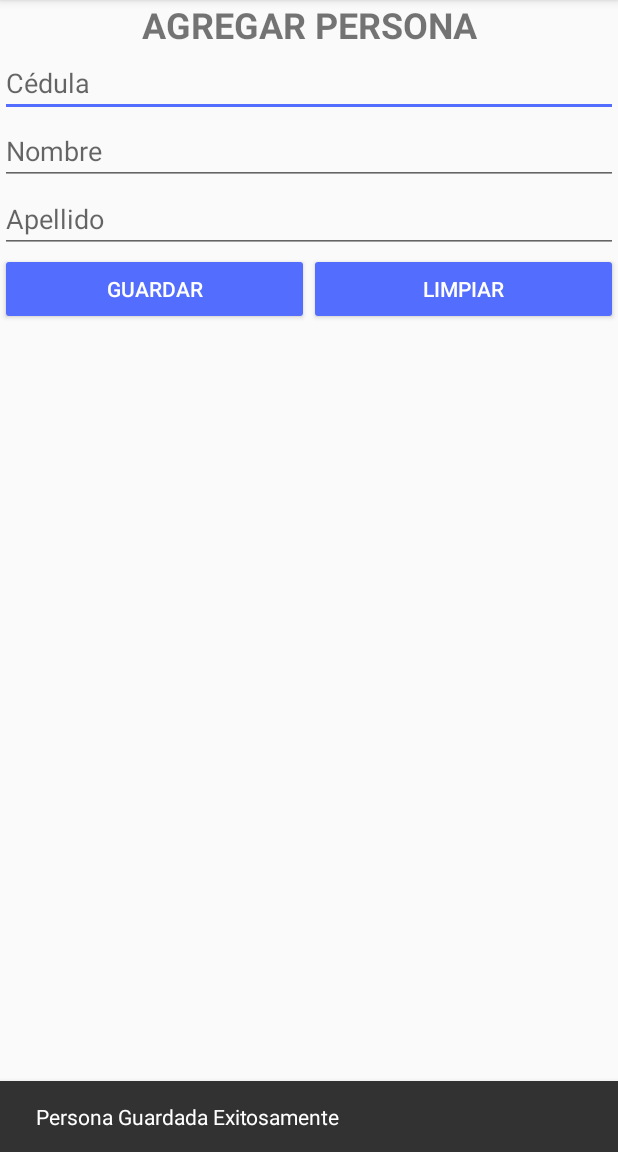
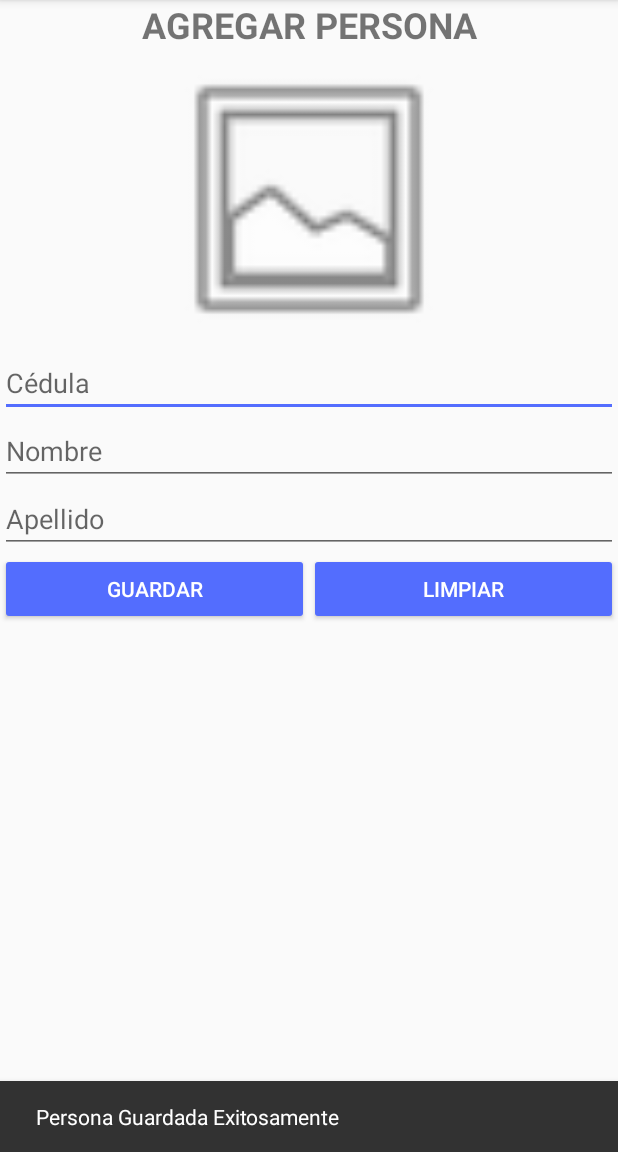
Before and after one commit to arevalojosealfredo/personas_material_unimagdalena, an Android app: the AgregarPersona screen opened directly, with no data from a screen before it, after a tap on "GUARDAR", on a phone screen of 412 x 824 dp, the part 84-1236 px from its top. Run offline under Robolectric (Android 15) with nearby library versions, the phone set to English and light mode, and no system bars; our stand-ins replace Firebase (no records; nobody signed in at launch, a user with empty details on screens opened directly).

Commit message:
aplicación funcional terminada

```diff
--- a/app/src/main/java/com/example/personas_material/AgregarPersona.java
+++ b/app/src/main/java/com/example/personas_material/AgregarPersona.java
@@ -9,6 +9,7 @@ import android.os.Bundle;
 import android.view.View;
 import android.view.inputmethod.InputMethodManager;
 import android.widget.EditText;
+import android.widget.ImageView;
 
 import com.google.android.material.snackbar.Snackbar;
 import com.google.firebase.storage.FirebaseStorage;
@@ -22,6 +23,8 @@ public class AgregarPersona extends AppCompatActivity {
     private ArrayList<Integer> fotos;
     private EditText cedula, nombre, apellido;
     private StorageReference storageReference;
+    private Uri uri;
+    private ImageView foto;
 
     @Override
     protected void onCreate(Bundle savedInstanceState) {
@@ -33,7 +36,7 @@ public class AgregarPersona extends AppCompatActivity {
         cedula = findViewById(R.id.txtCedula);
         nombre = findViewById(R.id.txtNombre);
         apellido = findViewById(R.id.txtApellido);
-
+        foto = findViewById(R.id.imgFotoSeleccionada);
         fotos = new ArrayList<>();
         fotos.add(R.drawable.images);
         fotos.add(R.drawable.images2);
@@ -55,16 +58,16 @@ public class AgregarPersona extends AppCompatActivity {
         id = Datos.getId();
         persona = new Persona(ced, nom, apell, foto, id);
         persona.guardar();
-        subir_foto(id, foto);
+        subir_foto(id);
         limpiar();
         imp.hideSoftInputFromWindow(cedula.getWindowToken(),0);
         Snackbar.make(v, getString(R.string.mensaje_guardar),Snackbar.LENGTH_LONG).show();
 
     }
 
-    public void subir_foto(String id, int foto){
+    public void subir_foto(String id){
         StorageReference child = storageReference.child(id);
-        Uri uri = Uri.parse("android.resource://"+R.class.getPackage().getName()+"/"+foto);
+        //Uri uri = Uri.parse("android.resource://"+R.class.getPackage().getName()+"/"+foto);
         UploadTask uploadTask = child.putFile(uri);
     }
 
@@ -84,6 +87,7 @@ public class AgregarPersona extends AppCompatActivity {
         nombre.setText("");
         apellido.setText("");
         cedula.requestFocus();
+        foto.setImageResource(android.R.drawable.ic_menu_gallery);
     }
 
     public void onBackPressed(){
@@ -91,4 +95,24 @@ public class AgregarPersona extends AppCompatActivity {
         Intent i = new Intent(AgregarPersona.this, MainActivity.class);
         startActivity(i);
     }
+
+    public void seleccionar_foto(View v){
+        Intent i = new Intent();
+        i.setType("image/*");
+        i.setAction(Intent.ACTION_GET_CONTENT);
+        startActivityForResult(Intent.createChooser(i,"seleccione la foto"),1);
+    }
+
+    protected void onActivityResult(int requesCode, int resultCode, Intent data){
+
+        super.onActivityResult(requesCode, resultCode, data);
+
+        if (requesCode == 1){
+            uri = data.getData();
+            if (uri != null){
+                foto.setImageURI(uri);
+            }
+        }
+    }
+
 }
--- a/app/src/main/res/layout/activity_agregar_persona.xml
+++ b/app/src/main/res/layout/activity_agregar_persona.xml
@@ -15,6 +15,14 @@
         android:text="@string/titulo_agregar"
         android:textSize="24sp"
         android:textStyle="bold" />
+
+    <ImageView
+        android:id="@+id/imgFotoSeleccionada"
+        android:layout_width="200dp"
+        android:layout_height="200dp"
+        android:layout_gravity="center"
+        android:onClick="seleccionar_foto"
+        app:srcCompat="@android:drawable/ic_menu_gallery" />
 
     <EditText
         android:id="@+id/txtCedula"
--- a/app/src/main/res/layout/activity_detalle_persona.xml
+++ b/app/src/main/res/layout/activity_detalle_persona.xml
@@ -56,8 +56,9 @@
 
         <ImageView
             android:id="@+id/imgFotoDetalle"
-            android:layout_width="match_parent"
-            android:layout_height="wrap_content"
+            android:layout_width="250dp"
+            android:layout_height="250dp"
+            android:layout_gravity="center"
             app:srcCompat="@drawable/images" />
 
         <TableLayout
```
Also changed, not shown: app/src/main/java/com/example/personas_material/Datos.java (+9 -11 lines).
